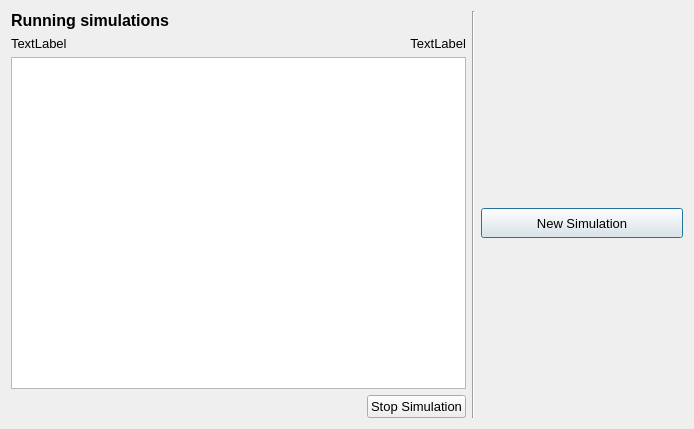
nens/threedi-api-qgis-client, file threedi_api_qgis_client/ui/sim_overview.ui: the form before one commit.
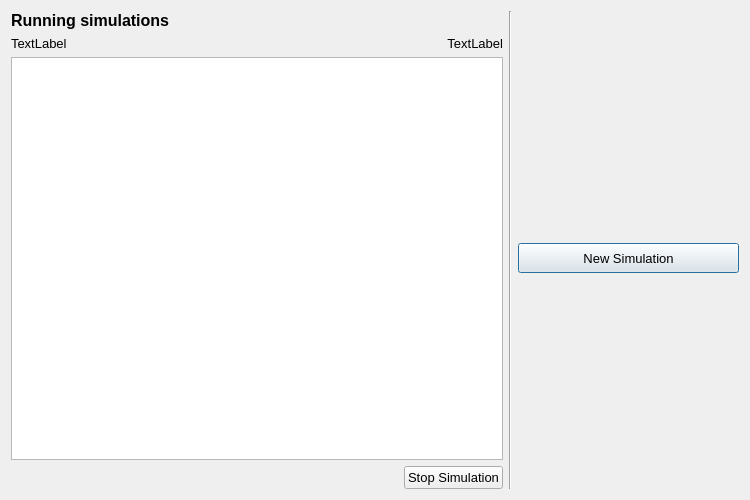
The form after the commit.

Commit message: Added resizing columns to content.

```diff
--- a/threedi_api_qgis_client/ui/sim_overview.ui
+++ b/threedi_api_qgis_client/ui/sim_overview.ui
@@ -9,10 +9,16 @@
    <rect>
     <x>0</x>
     <y>0</y>
-    <width>694</width>
-    <height>429</height>
+    <width>750</width>
+    <height>500</height>
    </rect>
   </property>
+  <property name="minimumSize">
+   <size>
+    <width>750</width>
+    <height>500</height>
+   </size>
+  </property>
   <property name="font">
    <font>
     <family>Segoe UI</family>
```
